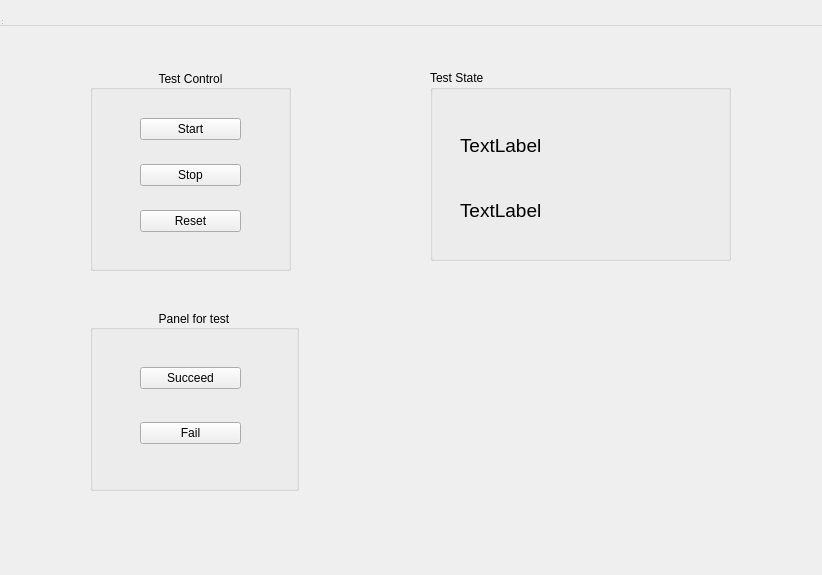
Old version of the form src/araig_test_gui/my_plugin.ui in the repository IPA-KUT-CL/ARAIG_GUI.
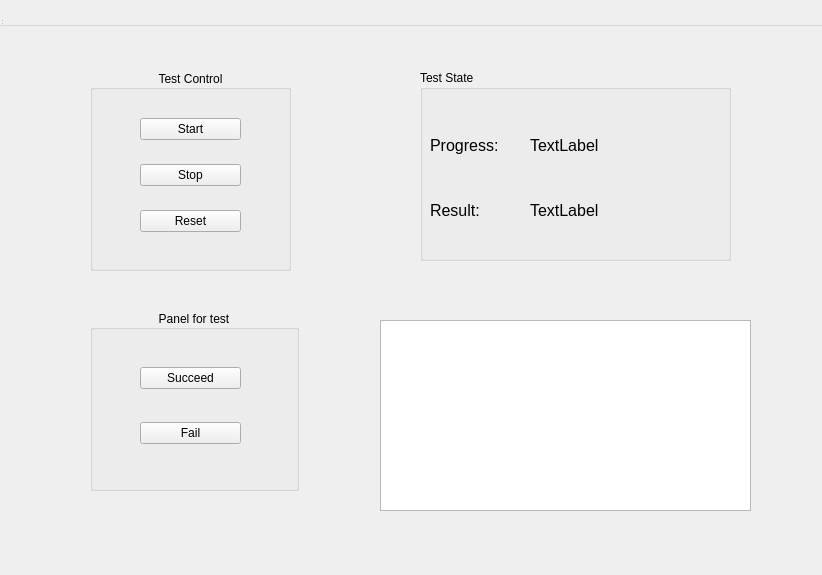
New version of the form.

```diff
--- a/src/araig_test_gui/my_plugin.ui
+++ b/src/araig_test_gui/my_plugin.ui
@@ -116,9 +116,9 @@
    <widget class="QGroupBox" name="gbTestState">
     <property name="geometry">
      <rect>
-      <x>440</x>
+      <x>430</x>
       <y>70</y>
-      <width>301</width>
+      <width>311</width>
       <height>191</height>
      </rect>
     </property>
@@ -128,15 +128,15 @@
     <widget class="QLabel" name="lbTestState">
      <property name="geometry">
       <rect>
-       <x>30</x>
+       <x>110</x>
        <y>60</y>
-       <width>221</width>
+       <width>191</width>
        <height>31</height>
       </rect>
      </property>
      <property name="font">
       <font>
-       <pointsize>14</pointsize>
+       <pointsize>12</pointsize>
       </font>
      </property>
      <property name="text">
@@ -146,21 +146,67 @@
     <widget class="QLabel" name="lbTestResult">
      <property name="geometry">
       <rect>
-       <x>30</x>
+       <x>110</x>
        <y>120</y>
-       <width>231</width>
+       <width>201</width>
        <height>41</height>
       </rect>
      </property>
      <property name="font">
       <font>
-       <pointsize>14</pointsize>
+       <pointsize>12</pointsize>
       </font>
      </property>
      <property name="text">
       <string>TextLabel</string>
      </property>
     </widget>
+    <widget class="QLabel" name="label">
+     <property name="geometry">
+      <rect>
+       <x>10</x>
+       <y>60</y>
+       <width>91</width>
+       <height>31</height>
+      </rect>
+     </property>
+     <property name="font">
+      <font>
+       <pointsize>12</pointsize>
+      </font>
+     </property>
+     <property name="text">
+      <string>Progress:</string>
+     </property>
+    </widget>
+    <widget class="QLabel" name="label_2">
+     <property name="geometry">
+      <rect>
+       <x>10</x>
+       <y>120</y>
+       <width>91</width>
+       <height>41</height>
+      </rect>
+     </property>
+     <property name="font">
+      <font>
+       <pointsize>12</pointsize>
+      </font>
+     </property>
+     <property name="text">
+      <string>Result:</string>
+     </property>
+    </widget>
+   </widget>
+   <widget class="QTableView" name="table_view">
+    <property name="geometry">
+     <rect>
+      <x>390</x>
+      <y>320</y>
+      <width>371</width>
+      <height>191</height>
+     </rect>
+    </property>
    </widget>
   </widget>
   <widget class="QMenuBar" name="menuBar">
```
